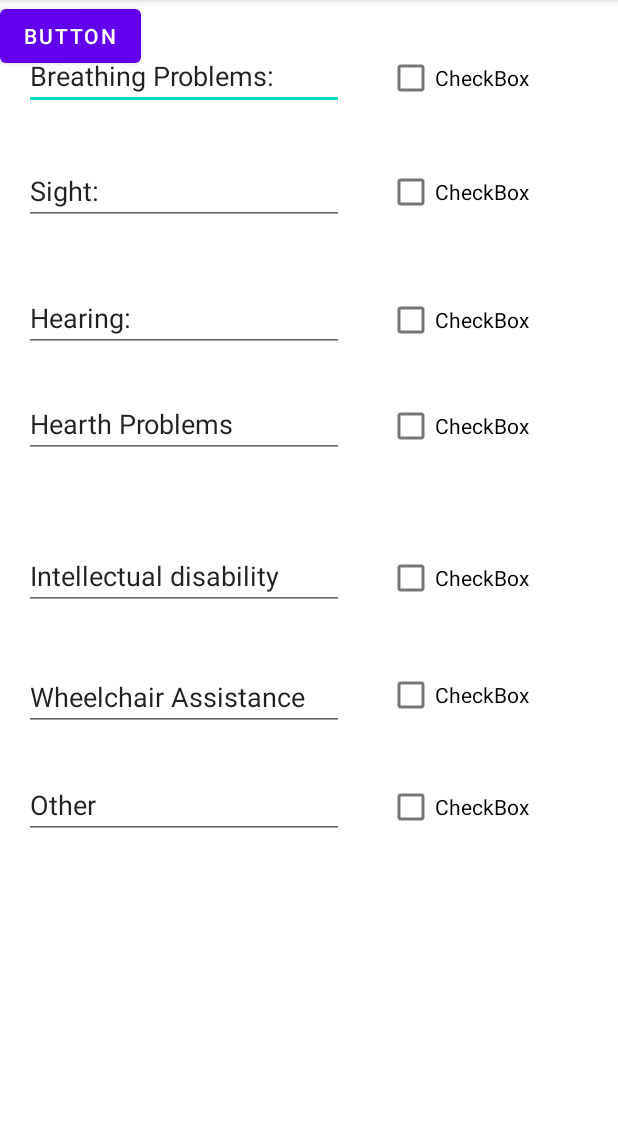
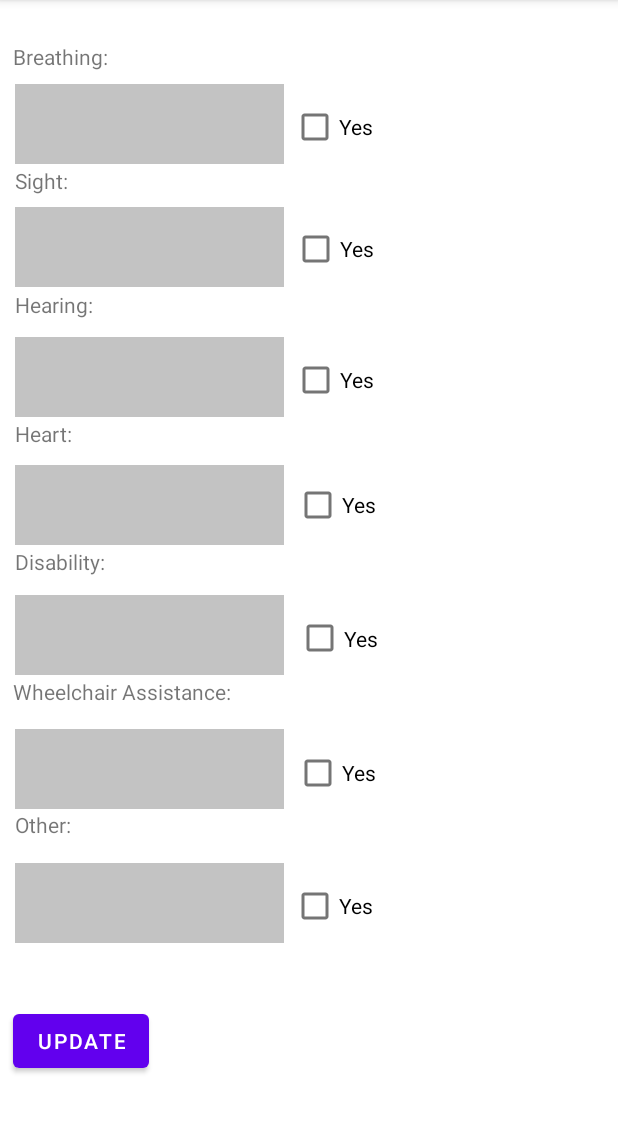
Before and after one commit to GavinFahy/FYProject, an Android app: the HealthProblems screen opened directly, with no data from a screen before it, on a phone screen of 412 x 824 dp, the part 84-1217 px from its top. Run offline under Robolectric (Android 15) with nearby library versions, the phone set to English and light mode, and no system bars; our stand-ins replace Firebase (no records; nobody signed in at launch, a user with empty details on screens opened directly).

Commit message:
Details fields for health problems finished

```diff
--- /dev/null
+++ b/app/src/main/java/com/example/fyproject/HPHandler.java
@@ -0,0 +1,19 @@
+package com.example.fyproject;
+
+public class HPHandler {
+    public String breathingText, sightText, hearingText, heartText, disabilityText, wheelchairText, otherText;
+
+    public HPHandler(){
+
+    }
+
+    public HPHandler(String breathingText, String sightText, String hearingText, String heartText, String disabilityText, String wheelchairText, String otherText){
+        this.breathingText = breathingText;
+        this.sightText = sightText;
+        this.hearingText = hearingText;
+        this.heartText = heartText;
+        this.disabilityText = disabilityText;
+        this.wheelchairText = wheelchairText;
+        this.otherText = otherText;
+    }
+}
--- /dev/null
+++ b/app/src/main/java/com/example/fyproject/HP_DataAccess.java
@@ -0,0 +1,23 @@
+package com.example.fyproject;
+
+import com.google.android.gms.tasks.Task;
+import com.google.firebase.auth.FirebaseAuth;
+import com.google.firebase.database.DatabaseReference;
+import com.google.firebase.database.FirebaseDatabase;
+
+import java.util.HashMap;
+
+public class HP_DataAccess {
+    private DatabaseReference DBReference;
+    private FirebaseAuth mAuth;
+    //method used to gain access to the database
+    public HP_DataAccess()
+    {
+        mAuth = FirebaseAuth.getInstance();
+        DBReference = FirebaseDatabase.getInstance().getReference();
+    }
+    //method used to update teh data
+    public Task<Void> update(String userId, HashMap<String, Object> data) {
+        return DBReference.child("HPHandler").child(userId).child("HealthProblems").updateChildren(data);
+    }
+}
--- a/app/src/main/java/com/example/fyproject/HealthProblems.java
+++ b/app/src/main/java/com/example/fyproject/HealthProblems.java
@@ -1,14 +1,113 @@
 package com.example.fyproject;
 
+import androidx.annotation.NonNull;
 import androidx.appcompat.app.AppCompatActivity;
 
 import android.os.Bundle;
+import android.widget.Button;
+import android.widget.CheckBox;
+import android.widget.EditText;
+import android.widget.Toast;
+
+import com.google.firebase.auth.FirebaseAuth;
+import com.google.firebase.database.DataSnapshot;
+import com.google.firebase.database.DatabaseError;
+import com.google.firebase.database.DatabaseReference;
+import com.google.firebase.database.FirebaseDatabase;
+import com.google.firebase.database.ValueEventListener;
+
+import java.util.HashMap;
 
 public class HealthProblems extends AppCompatActivity {
+
+    private HP_DataAccess HPDataAccess;
+    private DatabaseReference reference;
+    private String currentUserId;
 
     @Override
     protected void onCreate(Bundle savedInstanceState) {
         super.onCreate(savedInstanceState);
         setContentView(R.layout.activity_health_problems);
+
+        HPDataAccess = new HP_DataAccess();
+        currentUserId = FirebaseAuth.getInstance().getCurrentUser().getUid();
+
+        final EditText Enterbreathing = findViewById(R.id.breathingText);
+        final EditText Entersight = findViewById(R.id.sightText);
+        final EditText Enterhearing = findViewById(R.id.hearingText);
+        final EditText Enterheart = findViewById(R.id.heartText);
+        final EditText Enterdisability = findViewById(R.id.disabilityText);
+        final EditText Enterwheelchair = findViewById(R.id.wheelchairText);
+        final EditText Enterother = findViewById(R.id.otherText);
+
+
+        Button Update = findViewById(R.id.Update);
+
+        Update.setOnClickListener(V -> {
+            String breathingText = Enterbreathing.getText().toString();
+            String sightText = Entersight.getText().toString();
+            String hearingText = Enterhearing.getText().toString();
+            String heartText = Enterheart.getText().toString();
+            String disabilityText = Enterdisability.getText().toString();
+            String wheelchairText = Enterwheelchair.getText().toString();
+            String otherText = Enterother.getText().toString();
+
+
+            HashMap<String, Object> data = new HashMap<>();
+            data.put("breathingText", Enterbreathing.getText().toString());
+            data.put("sightText", Entersight.getText().toString());
+            data.put("hearingText", Enterhearing.getText().toString());
+            data.put("heartText", Enterheart.getText().toString());
+            data.put("disabilityText", Enterdisability.getText().toString());
+            data.put("wheelchairText", Enterwheelchair.getText().toString());
+            data.put("otherText", Enterother.getText().toString());
+
+            //data.put("BreathingCheck", BreathingCheck.isChecked());
+            //data.put("BreathingBox", ((CheckBox) findViewById(R.id.BreathingBox)).isChecked());
+
+
+            HPDataAccess.update(currentUserId, data)
+                    .addOnSuccessListener(suc -> {
+                        Toast.makeText(this, "Successfully updated", Toast.LENGTH_SHORT).show();
+                    })
+                    .addOnFailureListener(error -> {
+                        Toast.makeText(this, "" + error.getMessage(), Toast.LENGTH_SHORT).show();
+                    });
+        });
+
+        reference = FirebaseDatabase.getInstance().getReference("HPHandler").child(currentUserId).child("HealthProblems");
+        reference.addListenerForSingleValueEvent(new ValueEventListener() {
+            @Override
+            public void onDataChange(@NonNull DataSnapshot snapshot) {
+
+                if(snapshot.exists()){
+                    String breathingText = snapshot.child("breathingText").getValue(String.class);
+                    String sightText = snapshot.child("sightText").getValue(String.class);
+                    String hearingText = snapshot.child("hearingText").getValue(String.class);
+                    String heartText = snapshot.child("heartText").getValue(String.class);
+                    String disabilityText = snapshot.child("disabilityText").getValue(String.class);
+                    String wheelchairText = snapshot.child("wheelchairText").getValue(String.class);
+                    String otherText = snapshot.child("otherText").getValue(String.class);
+
+
+
+                    Enterbreathing.setText(breathingText);
+                    Entersight.setText(sightText);
+                    Enterhearing.setText(hearingText);
+                    Enterheart.setText(heartText);
+                    Enterdisability.setText(disabilityText);
+                    Enterwheelchair.setText(wheelchairText);
+                    Enterother.setText(otherText);
+
+
+//
+                }
+            }
+
+            @Override
+            public void onCancelled(@NonNull DatabaseError error) {
+                Toast.makeText(HealthProblems.this, "Something Wrong Happened", Toast.LENGTH_LONG).show();
+            }
+        });
     }
 }
--- a/app/src/main/res/layout/activity_health_problems.xml
+++ b/app/src/main/res/layout/activity_health_problems.xml
@@ -6,195 +6,319 @@
     android:layout_height="match_parent"
     tools:context=".HealthProblems">
 
+    <TextView
+        android:id="@+id/breathingTitle"
+        android:layout_width="wrap_content"
+        android:layout_height="wrap_content"
+        android:text="Breathing:"
+        app:layout_constraintBottom_toBottomOf="parent"
+        app:layout_constraintEnd_toEndOf="parent"
+        app:layout_constraintHorizontal_bias="0.025"
+        app:layout_constraintStart_toStartOf="parent"
+        app:layout_constraintTop_toTopOf="parent"
+        app:layout_constraintVertical_bias="0.037" />
 
     <EditText
         android:id="@+id/breathingText"
+        android:layout_width="179dp"
+        android:layout_height="53dp"
+        android:layout_margin="10dp"
+        android:layout_weight="1"
+        android:background="@color/Grey"
+        android:gravity="top"
+        android:inputType="textMultiLine"
+        android:maxLines="50"
+        android:textColor="@color/black"
+        app:layout_constraintBottom_toBottomOf="parent"
+        app:layout_constraintEnd_toEndOf="parent"
+        app:layout_constraintHorizontal_bias="0.0"
+        app:layout_constraintStart_toStartOf="parent"
+        app:layout_constraintTop_toTopOf="parent"
+        app:layout_constraintVertical_bias="0.066"
+        tools:ignore="MissingConstraints" />
+
+    <TextView
+        android:id="@+id/sightTitle"
         android:layout_width="wrap_content"
         android:layout_height="wrap_content"
-        android:ems="10"
-        android:inputType="textPersonName"
-        android:text="Breathing Problems:"
+        android:text="Sight:"
         app:layout_constraintBottom_toBottomOf="parent"
         app:layout_constraintEnd_toEndOf="parent"
-        app:layout_constraintHorizontal_bias="0.079"
+        app:layout_constraintHorizontal_bias="0.026"
         app:layout_constraintStart_toStartOf="parent"
         app:layout_constraintTop_toTopOf="parent"
-        app:layout_constraintVertical_bias="0.039" />
+        app:layout_constraintVertical_bias="0.148" />
 
     <EditText
         android:id="@+id/sightText"
+        android:layout_width="179dp"
+        android:layout_height="53dp"
+        android:layout_margin="10dp"
+        android:layout_weight="1"
+        android:background="@color/Grey"
+        android:gravity="top"
+        android:inputType="textMultiLine"
+        android:maxLines="50"
+        android:textColor="@color/black"
+        app:layout_constraintBottom_toBottomOf="parent"
+        app:layout_constraintEnd_toEndOf="parent"
+        app:layout_constraintHorizontal_bias="0.0"
+        app:layout_constraintStart_toStartOf="parent"
+        app:layout_constraintTop_toTopOf="parent"
+        app:layout_constraintVertical_bias="0.184"
+        tools:ignore="MissingConstraints" />
+
+    <TextView
+        android:id="@+id/hearingTitle"
         android:layout_width="wrap_content"
         android:layout_height="wrap_content"
-        android:ems="10"
-        android:inputType="textPersonName"
-        android:text="Sight:"
+        android:text="Hearing:"
         app:layout_constraintBottom_toBottomOf="parent"
         app:layout_constraintEnd_toEndOf="parent"
-        app:layout_constraintHorizontal_bias="0.079"
+        app:layout_constraintHorizontal_bias="0.027"
         app:layout_constraintStart_toStartOf="parent"
         app:layout_constraintTop_toTopOf="parent"
-        app:layout_constraintVertical_bias="0.145" />
+        app:layout_constraintVertical_bias="0.258" />
 
     <EditText
         android:id="@+id/hearingText"
+        android:layout_width="179dp"
+        android:layout_height="53dp"
+        android:layout_margin="10dp"
+        android:layout_weight="1"
+        android:background="@color/Grey"
+        android:gravity="top"
+        android:inputType="textMultiLine"
+        android:maxLines="50"
+        android:textColor="@color/black"
+        app:layout_constraintBottom_toBottomOf="parent"
+        app:layout_constraintEnd_toEndOf="parent"
+        app:layout_constraintHorizontal_bias="0.0"
+        app:layout_constraintStart_toStartOf="parent"
+        app:layout_constraintTop_toTopOf="parent"
+        app:layout_constraintVertical_bias="0.309"
+        tools:ignore="MissingConstraints" />
+
+    <TextView
+        android:id="@+id/heartTitle"
         android:layout_width="wrap_content"
         android:layout_height="wrap_content"
-        android:ems="10"
-        android:inputType="textPersonName"
-        android:text="Hearing:"
+        android:text="Heart:"
         app:layout_constraintBottom_toBottomOf="parent"
         app:layout_constraintEnd_toEndOf="parent"
-        app:layout_constraintHorizontal_bias="0.079"
+        app:layout_constraintHorizontal_bias="0.026"
         app:layout_constraintStart_toStartOf="parent"
         app:layout_constraintTop_toTopOf="parent"
-        app:layout_constraintVertical_bias="0.262" />
+        app:layout_constraintVertical_bias="0.373" />
 
     <EditText
-        android:id="@+id/heathText"
+        android:id="@+id/heartText"
+        android:layout_width="179dp"
+        android:layout_height="53dp"
+        android:layout_margin="10dp"
+        android:layout_weight="1"
+        android:background="@color/Grey"
+        android:gravity="top"
+        android:inputType="textMultiLine"
+        android:maxLines="50"
+        android:textColor="@color/black"
+        app:layout_constraintBottom_toBottomOf="parent"
+        app:layout_constraintEnd_toEndOf="parent"
+        app:layout_constraintHorizontal_bias="0.0"
+        app:layout_constraintStart_toStartOf="parent"
+        app:layout_constraintTop_toTopOf="parent"
+        app:layout_constraintVertical_bias="0.432"
+        tools:ignore="MissingConstraints" />
+
+    <TextView
+        android:id="@+id/disabilityTitle"
         android:layout_width="wrap_content"
         android:layout_height="wrap_content"
-        android:ems="10"
-        android:inputType="textPersonName"
-        android:text="Hearth Problems"
+        android:text="Disability:"
         app:layout_constraintBottom_toBottomOf="parent"
         app:layout_constraintEnd_toEndOf="parent"
-        app:layout_constraintHorizontal_bias="0.079"
+        app:layout_constraintHorizontal_bias="0.028"
         app:layout_constraintStart_toStartOf="parent"
         app:layout_constraintTop_toTopOf="parent"
-        app:layout_constraintVertical_bias="0.36" />
+        app:layout_constraintVertical_bias="0.487" />
 
     <EditText
         android:id="@+id/disabilityText"
+        android:layout_width="179dp"
+        android:layout_height="53dp"
+        android:layout_margin="10dp"
+        android:layout_weight="1"
+        android:background="@color/Grey"
+        android:gravity="top"
+        android:inputType="textMultiLine"
+        android:maxLines="50"
+        android:textColor="@color/black"
+        app:layout_constraintBottom_toBottomOf="parent"
+        app:layout_constraintEnd_toEndOf="parent"
+        app:layout_constraintHorizontal_bias="0.0"
+        app:layout_constraintStart_toStartOf="parent"
+        app:layout_constraintTop_toTopOf="parent"
+        app:layout_constraintVertical_bias="0.557"
+        tools:ignore="MissingConstraints" />
+
+    <TextView
+        android:id="@+id/wheelchairTitle"
         android:layout_width="wrap_content"
         android:layout_height="wrap_content"
-        android:ems="10"
-        android:inputType="textPersonName"
-        android:text="Intellectual disability"
+        android:text="Wheelchair Assistance:"
         app:layout_constraintBottom_toBottomOf="parent"
         app:layout_constraintEnd_toEndOf="parent"
-        app:layout_constraintHorizontal_bias="0.079"
+        app:layout_constraintHorizontal_bias="0.033"
         app:layout_constraintStart_toStartOf="parent"
-        app:layout_constraintTop_toTopOf="parent" />
+        app:layout_constraintTop_toTopOf="parent"
+        app:layout_constraintVertical_bias="0.603" />
+
+
+    <EditText
+        android:id="@+id/wheelchairText"
+        android:layout_width="179dp"
+        android:layout_height="53dp"
+        android:layout_margin="10dp"
+        android:layout_weight="1"
+        android:background="@color/Grey"
+        android:gravity="top"
+        android:inputType="textMultiLine"
+        android:maxLines="50"
+        android:textColor="@color/black"
+        app:layout_constraintBottom_toBottomOf="parent"
+        app:layout_constraintEnd_toEndOf="parent"
+        app:layout_constraintHorizontal_bias="0.0"
+        app:layout_constraintStart_toStartOf="parent"
+        app:layout_constraintTop_toTopOf="parent"
+        app:layout_constraintVertical_bias="0.685"
+        tools:ignore="MissingConstraints" />
+
+    <TextView
+        android:id="@+id/otherTitle"
+        android:layout_width="wrap_content"
+        android:layout_height="wrap_content"
+        android:text="Other:"
+        app:layout_constraintBottom_toBottomOf="parent"
+        app:layout_constraintEnd_toEndOf="parent"
+        app:layout_constraintHorizontal_bias="0.026"
+        app:layout_constraintStart_toStartOf="parent"
+        app:layout_constraintTop_toTopOf="parent"
+        app:layout_constraintVertical_bias="0.721" />
 
     <EditText
         android:id="@+id/otherText"
+        android:layout_width="179dp"
+        android:layout_height="53dp"
+        android:layout_margin="10dp"
+        android:layout_weight="1"
+        android:background="@color/Grey"
+        android:gravity="top"
+        android:inputType="textMultiLine"
+        android:maxLines="50"
+        android:textColor="@color/black"
+        app:layout_constraintBottom_toBottomOf="parent"
+        app:layout_constraintEnd_toEndOf="parent"
+        app:layout_constraintHorizontal_bias="0.0"
+        app:layout_constraintStart_toStartOf="parent"
+        app:layout_constraintTop_toTopOf="parent"
+        app:layout_constraintVertical_bias="0.814"
+        tools:ignore="MissingConstraints" />
+
+    <Button
+        android:id="@+id/Update"
         android:layout_width="wrap_content"
         android:layout_height="wrap_content"
-        android:ems="10"
-        android:inputType="textPersonName"
-        android:text="Other"
+        android:text="Update"
         app:layout_constraintBottom_toBottomOf="parent"
         app:layout_constraintEnd_toEndOf="parent"
-        app:layout_constraintHorizontal_bias="0.079"
+        app:layout_constraintHorizontal_bias="0.028"
         app:layout_constraintStart_toStartOf="parent"
         app:layout_constraintTop_toTopOf="parent"
-        app:layout_constraintVertical_bias="0.711" />
-
-    <EditText
-        android:id="@+id/wheelchairText"
-        android:layout_width="wrap_content"
-        android:layout_height="wrap_content"
-        android:ems="10"
-        android:inputType="textPersonName"
-        android:text="Wheelchair Assistance"
-        app:layout_constraintBottom_toBottomOf="parent"
-        app:layout_constraintEnd_toEndOf="parent"
-        app:layout_constraintHorizontal_bias="0.079"
-        app:layout_constraintStart_toStartOf="parent"
-        app:layout_constraintTop_toTopOf="parent"
-        app:layout_constraintVertical_bias="0.612" />
-
-    <Button
-        android:id="@+id/button"
-        android:layout_width="wrap_content"
-        android:layout_height="wrap_content"
-        android:text="Button"
-        tools:layout_editor_absoluteX="14dp"
-        tools:layout_editor_absoluteY="613dp"
+        app:layout_constraintVertical_bias="0.931"
         tools:ignore="MissingConstraints" />
 
     <CheckBox
-        android:id="@+id/checkBox"
-        android:layout_width="wrap_content"
-        android:layout_height="wrap_content"
-        android:text="CheckBox"
+        android:id="@+id/BreathingBox"
+        android:layout_width="72dp"
+        android:layout_height="48dp"
+        android:text="Yes"
         app:layout_constraintBottom_toBottomOf="parent"
         app:layout_constraintEnd_toEndOf="parent"
-        app:layout_constraintHorizontal_bias="0.813"
+        app:layout_constraintHorizontal_bias="0.57"
         app:layout_constraintStart_toStartOf="parent"
         app:layout_constraintTop_toTopOf="parent"
-        app:layout_constraintVertical_bias="0.039" />
+        app:layout_constraintVertical_bias="0.084" />
 
     <CheckBox
-        android:id="@+id/checkBox2"
-        android:layout_width="wrap_content"
-        android:layout_height="wrap_content"
-        android:text="CheckBox"
+        android:id="@+id/SightBox"
+        android:layout_width="74dp"
+        android:layout_height="49dp"
+        android:text="Yes"
         app:layout_constraintBottom_toBottomOf="parent"
         app:layout_constraintEnd_toEndOf="parent"
-        app:layout_constraintHorizontal_bias="0.813"
+        app:layout_constraintHorizontal_bias="0.575"
         app:layout_constraintStart_toStartOf="parent"
         app:layout_constraintTop_toTopOf="parent"
-        app:layout_constraintVertical_bias="0.144" />
+        app:layout_constraintVertical_bias="0.197" />
 
     <CheckBox
-        android:id="@+id/checkBox3"
-        android:layout_width="wrap_content"
-        android:layout_height="wrap_content"
-        android:text="CheckBox"
+        android:id="@+id/HearingBox"
+        android:layout_width="72dp"
+        android:layout_height="49dp"
+        android:text="Yes"
         app:layout_constraintBottom_toBottomOf="parent"
         app:layout_constraintEnd_toEndOf="parent"
-        app:layout_constraintHorizontal_bias="0.813"
+        app:layout_constraintHorizontal_bias="0.572"
         app:layout_constraintStart_toStartOf="parent"
         app:layout_constraintTop_toTopOf="parent"
-        app:layout_constraintVertical_bias="0.263" />
+        app:layout_constraintVertical_bias="0.318" />
 
     <CheckBox
-        android:id="@+id/checkBox4"
-        android:layout_width="wrap_content"
-        android:layout_height="wrap_content"
-        android:text="CheckBox"
+        android:id="@+id/HeartBox"
+        android:layout_width="70dp"
+        android:layout_height="52dp"
+        android:text="Yes"
         app:layout_constraintBottom_toBottomOf="parent"
         app:layout_constraintEnd_toEndOf="parent"
-        app:layout_constraintHorizontal_bias="0.813"
+        app:layout_constraintHorizontal_bias="0.574"
         app:layout_constraintStart_toStartOf="parent"
         app:layout_constraintTop_toTopOf="parent"
-        app:layout_constraintVertical_bias="0.361" />
+        app:layout_constraintVertical_bias="0.434" />
 
     <CheckBox
-        android:id="@+id/checkBox5"
-        android:layout_width="wrap_content"
-        android:layout_height="wrap_content"
-        android:text="CheckBox"
+        android:id="@+id/DisabilityBox"
+        android:layout_width="72dp"
+        android:layout_height="50dp"
+        android:text="Yes"
         app:layout_constraintBottom_toBottomOf="parent"
         app:layout_constraintEnd_toEndOf="parent"
-        app:layout_constraintHorizontal_bias="0.813"
+        app:layout_constraintHorizontal_bias="0.581"
         app:layout_constraintStart_toStartOf="parent"
         app:layout_constraintTop_toTopOf="parent"
-        app:layout_constraintVertical_bias="0.502" />
+        app:layout_constraintVertical_bias="0.558" />
 
     <CheckBox
-        android:id="@+id/checkBox6"
-        android:layout_width="wrap_content"
-        android:layout_height="wrap_content"
-        android:text="CheckBox"
+        android:id="@+id/WheelchairBox"
+        android:layout_width="73dp"
+        android:layout_height="48dp"
+        android:text="Yes"
         app:layout_constraintBottom_toBottomOf="parent"
         app:layout_constraintEnd_toEndOf="parent"
-        app:layout_constraintHorizontal_bias="0.813"
+        app:layout_constraintHorizontal_bias="0.579"
         app:layout_constraintStart_toStartOf="parent"
         app:layout_constraintTop_toTopOf="parent"
-        app:layout_constraintVertical_bias="0.61" />
+        app:layout_constraintVertical_bias="0.682" />
 
     <CheckBox
-        android:id="@+id/checkBox7"
-        android:layout_width="wrap_content"
-        android:layout_height="wrap_content"
-        android:text="CheckBox"
+        android:id="@+id/OtherBox"
+        android:layout_width="70dp"
+        android:layout_height="49dp"
+        android:text="Yes"
         app:layout_constraintBottom_toBottomOf="parent"
         app:layout_constraintEnd_toEndOf="parent"
-        app:layout_constraintHorizontal_bias="0.813"
+        app:layout_constraintHorizontal_bias="0.568"
         app:layout_constraintStart_toStartOf="parent"
         app:layout_constraintTop_toTopOf="parent"
-        app:layout_constraintVertical_bias="0.714" />
+        app:layout_constraintVertical_bias="0.806" />
 
 </androidx.constraintlayout.widget.ConstraintLayout>
```
